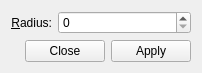
The window that lib/redeyereduction/redeyereductionsidebar.ui (KDE/gwenview) describes before a commit, drawn with Qt 5.
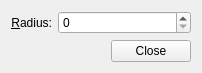
The same window after the commit.

Commit message: Moved Apply button over imageView.

Patch:
```diff
--- a/lib/redeyereduction/redeyereductionsidebar.ui
+++ b/lib/redeyereduction/redeyereductionsidebar.ui
@@ -66,7 +66,7 @@
         <enum>Qt::Horizontal</enum>
        </property>
        <property name="standardButtons" >
-        <set>QDialogButtonBox::Apply|QDialogButtonBox::Close</set>
+        <set>QDialogButtonBox::Close</set>
        </property>
       </widget>
      </item>
```
The commit also changes 3 other files.
